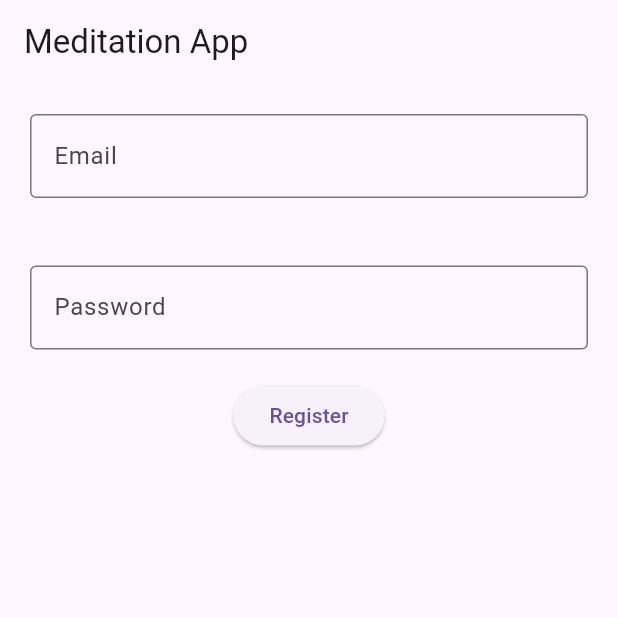
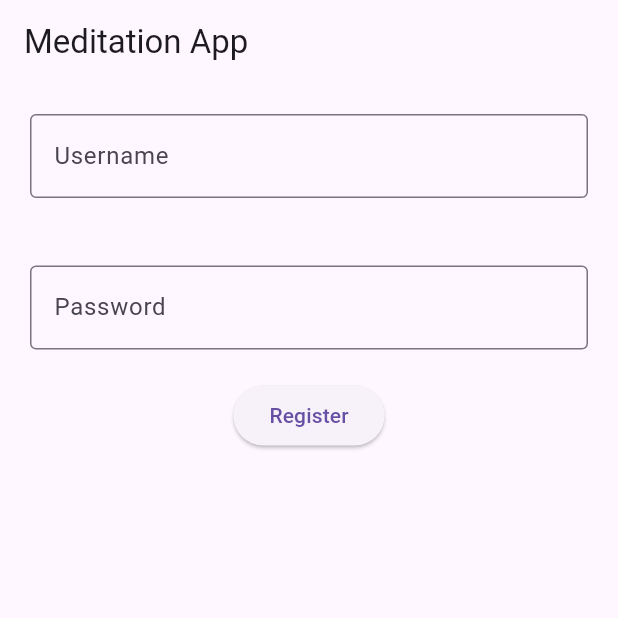
Before and after one commit to xDelusion/meditation-app, a Flutter app: the screen it shows after launch, on a phone screen of 412 x 824 dp, the top half of it. Run offline on Flutter 3.47's test engine with Material 3 defaults, Android fonts, the phone set to English and light mode, and no system bars; our stand-ins replace dio, go_router, shared_preferences.

Commit message:
register

```diff
--- a/lib/main.dart
+++ b/lib/main.dart
@@ -8,9 +8,12 @@ import 'package:meditation_app/pages/home.dart';
 import 'package:meditation_app/pages/login.dart';
 import 'package:meditation_app/pages/tips.dart';
 import 'package:meditation_app/pages/yoga_vids.dart';
+import 'package:meditation_app/providers/auth_providers.dart';
+import 'package:provider/provider.dart';
 
 void main() {
-  runApp(const MyApp());
+  runApp(ChangeNotifierProvider(
+      create: (context) => AuthProvider(), child: MyApp()));
 }
 
 final GoRouter _router = GoRouter(initialLocation: '/register', routes: [
--- /dev/null
+++ b/lib/models/user.dart
@@ -0,0 +1,63 @@
+// ignore_for_file: public_member_api_docs, sort_constructors_first
+import 'dart:convert';
+
+class User {
+  final int? id;
+  final String username;
+  final String password;
+
+  User({
+    this.id,
+    required this.username,
+    required this.password,
+  });
+
+  User copyWith({
+    int? id,
+    String? username,
+    String? password,
+  }) {
+    return User(
+      id: id ?? this.id,
+      username: username ?? this.username,
+      password: password ?? this.password,
+    );
+  }
+
+  Map<String, dynamic> toMap() {
+    return <String, dynamic>{
+      'id': id,
+      'username': username,
+      'password': password,
+    };
+  }
+
+  factory User.fromMap(Map<String, dynamic> map) {
+    return User(
+      id: map['id'] != null ? map['id'] as int : null,
+      username: map['username'] as String,
+      password: map['password'] as String,
+    );
+  }
+
+  String toJson() => json.encode(toMap());
+
+  factory User.fromJson(String source) =>
+      User.fromMap(json.decode(source) as Map<String, dynamic>);
+
+  @override
+  String toString() =>
+      'User(id: $id, username: $username, password: $password)';
+
+  @override
+  bool operator ==(covariant User other) {
+    if (identical(this, other)) return true;
+
+    return other.id == id &&
+        other.username == username &&
+        other.password == password;
+  }
+
+  @override
+  int get hashCode => id.hashCode ^ username.hashCode ^ password.hashCode;
+}
--- a/lib/pages/register.dart
+++ b/lib/pages/register.dart
@@ -1,8 +1,20 @@
 import 'package:flutter/material.dart';
 import 'package:go_router/go_router.dart';
+import 'package:meditation_app/models/user.dart';
+import 'package:meditation_app/providers/auth_providers.dart';
+import 'package:provider/provider.dart';
 
-class Register extends StatelessWidget {
-  const Register({super.key});
+class Register extends StatefulWidget {
+  Register({super.key});
+
+  @override
+  State<Register> createState() => _RegisterState();
+}
+
+class _RegisterState extends State<Register> {
+  final usernameController = TextEditingController();
+
+  final passwordController = TextEditingController();
 
   @override
   Widget build(BuildContext context) {
@@ -17,8 +29,9 @@ class Register extends StatelessWidget {
             child: TextField(
               decoration: InputDecoration(
                 border: OutlineInputBorder(),
-                labelText: 'Email',
+                labelText: 'Username',
               ),
+              controller: usernameController,
             ),
           ),
           SizedBox(height: 5),
@@ -30,13 +43,24 @@ class Register extends StatelessWidget {
                 border: OutlineInputBorder(),
                 labelText: 'Password',
               ),
+              controller: passwordController,
             ),
           ),
           ElevatedButton(
             onPressed: () {
-              context.go('/login');
+              final User user = User(
+                  username: usernameController.text,
+                  password: passwordController.text);
+              context
+                  .read<AuthProvider>()
+                  .registration(user: user)
+                  .then((token) {
+                if (token.isNotEmpty) {
+                  context.push("/login");
+                }
+              });
             },
-            child: Text('Register'),
+            child: const Text("Register"),
           )
         ],
       ),
--- a/pubspec.yaml
+++ b/pubspec.yaml
@@ -37,6 +37,8 @@ dependencies:
   cupertino_icons: ^1.0.2
   go_router: ^13.0.0
   provider: ^6.1.1
+  dio: ^5.4.0
+  shared_preferences: ^2.2.2
 
 dev_dependencies:
   flutter_test:
```
Also changed, not shown: lib/providers/auth_providers.dart (added, +52 -0 lines), lib/services/auth_services.dart (added, +28 -0 lines), lib/services/client.dart (added, +51 -0 lines), pubspec.lock, 1 other file.
